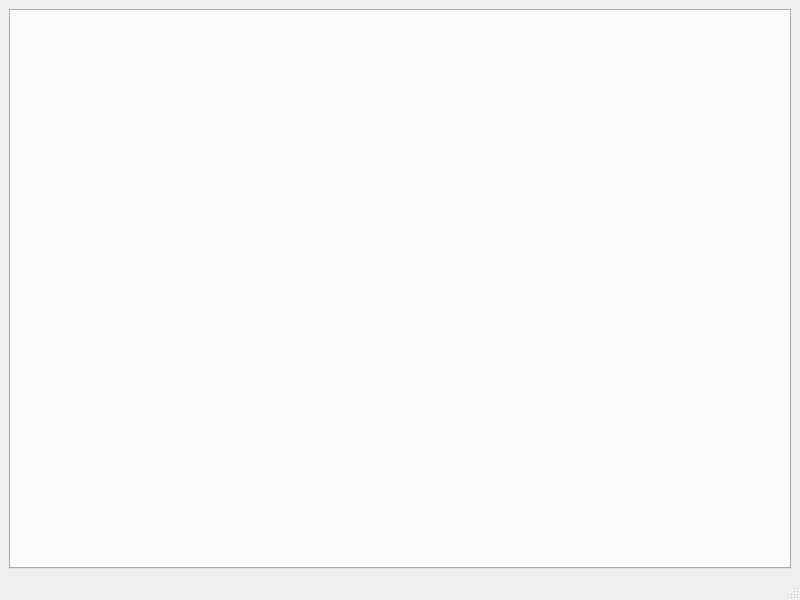
The window that MainWindow.ui (fritzone/funkplot) describes before a commit, drawn with Qt 5.
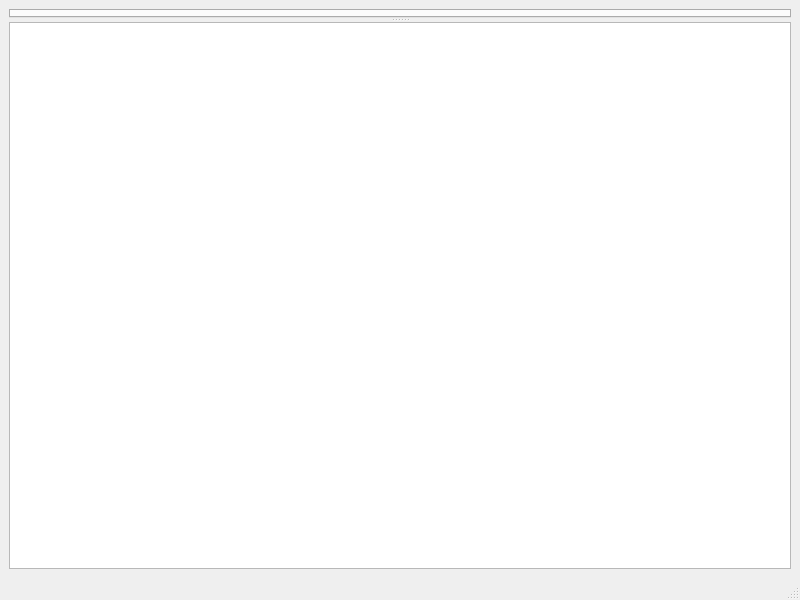
The same window after the commit. Icons and pictures are not drawn.

The edit to the form file:
```diff
--- a/MainWindow.ui
+++ b/MainWindow.ui
@@ -16,6 +16,10 @@
   <widget class="QWidget" name="centralwidget">
    <layout class="QVBoxLayout" name="verticalLayout_3">
     <item>
+     <widget class="QSplitter" name="splitter">
+      <property name="orientation">
+       <enum>Qt::Vertical</enum>
+      </property>
      <widget class="QTabWidget" name="tabWidget">
       <property name="currentIndex">
        <number>-1</number>
@@ -30,6 +34,8 @@
        <bool>true</bool>
       </property>
      </widget>
+      <widget class="QTextEdit" name="textEdit"/>
+     </widget>
     </item>
    </layout>
   </widget>
```
Left out of the diff: 21 changed lines with no effect on the pictures. Lines whose indentation alone changed are shown as unchanged.
